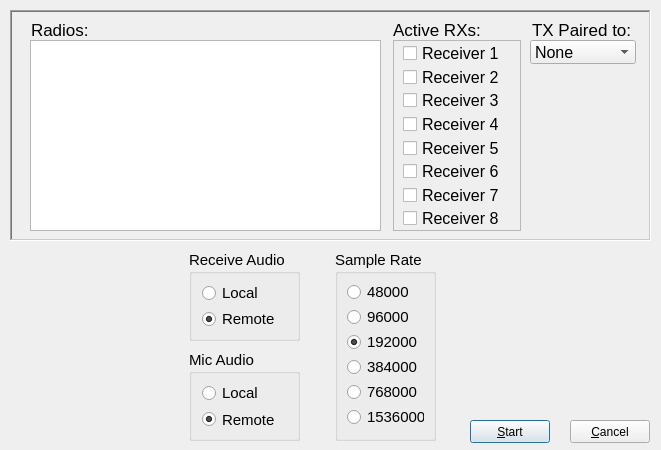
Above: QtRadio/radiosdialog.ui from kd0oss/QtRadioNG before the change. Below: the same form after it.
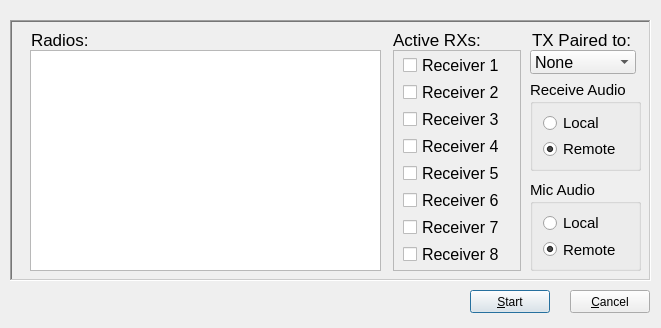
That is the form after the change.

Commit message: Added support for HackRf One and FlexRadio models. Added plugin support for M17 digital voice.

What changed in the file:
```diff
--- a/QtRadio/radiosdialog.ui
+++ b/QtRadio/radiosdialog.ui
@@ -7,19 +7,19 @@
     <x>0</x>
     <y>0</y>
     <width>661</width>
-    <height>450</height>
+    <height>328</height>
    </rect>
   </property>
   <property name="minimumSize">
    <size>
     <width>661</width>
-    <height>450</height>
+    <height>328</height>
    </size>
   </property>
   <property name="maximumSize">
    <size>
     <width>661</width>
-    <height>450</height>
+    <height>328</height>
    </size>
   </property>
   <property name="windowTitle">
@@ -29,7 +29,7 @@
    <property name="geometry">
     <rect>
      <x>470</x>
-     <y>420</y>
+     <y>290</y>
      <width>80</width>
      <height>23</height>
     </rect>
@@ -42,7 +42,7 @@
    <property name="geometry">
     <rect>
      <x>570</x>
-     <y>420</y>
+     <y>290</y>
      <width>80</width>
      <height>23</height>
     </rect>
@@ -51,190 +51,13 @@
     <string>&amp;Cancel</string>
    </property>
   </widget>
-  <widget class="QGroupBox" name="groupBox_2">
-   <property name="geometry">
-    <rect>
-     <x>189</x>
-     <y>250</y>
-     <width>111</width>
-     <height>91</height>
-    </rect>
-   </property>
-   <property name="font">
-    <font>
-     <pointsize>11</pointsize>
-    </font>
-   </property>
-   <property name="title">
-    <string>Receive Audio</string>
-   </property>
-   <layout class="QVBoxLayout" name="verticalLayout_2">
-    <property name="leftMargin">
-     <number>10</number>
-    </property>
-    <item>
-     <widget class="QRadioButton" name="radioAudioLocalChk">
-      <property name="font">
-       <font>
-        <pointsize>11</pointsize>
-       </font>
-      </property>
-      <property name="text">
-       <string>Local</string>
-      </property>
-     </widget>
-    </item>
-    <item>
-     <widget class="QRadioButton" name="radioAudioRemoteChk">
-      <property name="font">
-       <font>
-        <pointsize>11</pointsize>
-       </font>
-      </property>
-      <property name="text">
-       <string>Remote</string>
-      </property>
-      <property name="checked">
-       <bool>true</bool>
-      </property>
-     </widget>
-    </item>
-   </layout>
-  </widget>
-  <widget class="QGroupBox" name="groupBox_3">
-   <property name="geometry">
-    <rect>
-     <x>189</x>
-     <y>350</y>
-     <width>111</width>
-     <height>91</height>
-    </rect>
-   </property>
-   <property name="font">
-    <font>
-     <pointsize>11</pointsize>
-    </font>
-   </property>
-   <property name="title">
-    <string>Mic Audio</string>
-   </property>
-   <layout class="QVBoxLayout" name="verticalLayout_3">
-    <property name="spacing">
-     <number>7</number>
-    </property>
-    <property name="leftMargin">
-     <number>10</number>
-    </property>
-    <item>
-     <widget class="QRadioButton" name="radioMicLocalChk">
-      <property name="font">
-       <font>
-        <pointsize>11</pointsize>
-       </font>
-      </property>
-      <property name="text">
-       <string>Local</string>
-      </property>
-     </widget>
-    </item>
-    <item>
-     <widget class="QRadioButton" name="radioMicRemoteChk">
-      <property name="font">
-       <font>
-        <pointsize>11</pointsize>
-       </font>
-      </property>
-      <property name="text">
-       <string>Remote</string>
-      </property>
-      <property name="checked">
-       <bool>true</bool>
-      </property>
-     </widget>
-    </item>
-   </layout>
-  </widget>
-  <widget class="QGroupBox" name="groupBox_4">
-   <property name="geometry">
-    <rect>
-     <x>335</x>
-     <y>250</y>
-     <width>101</width>
-     <height>191</height>
-    </rect>
-   </property>
-   <property name="font">
-    <font>
-     <pointsize>11</pointsize>
-    </font>
-   </property>
-   <property name="title">
-    <string>Sample Rate</string>
-   </property>
-   <layout class="QVBoxLayout" name="verticalLayout_4">
-    <property name="spacing">
-     <number>0</number>
-    </property>
-    <property name="topMargin">
-     <number>5</number>
-    </property>
-    <property name="bottomMargin">
-     <number>5</number>
-    </property>
-    <item>
-     <widget class="QRadioButton" name="radio48000Chk">
-      <property name="text">
-       <string>48000</string>
-      </property>
-     </widget>
-    </item>
-    <item>
-     <widget class="QRadioButton" name="radio96000Chk">
-      <property name="text">
-       <string>96000</string>
-      </property>
-     </widget>
-    </item>
-    <item>
-     <widget class="QRadioButton" name="radio192000Chk">
-      <property name="text">
-       <string>192000</string>
-      </property>
-      <property name="checked">
-       <bool>true</bool>
-      </property>
-     </widget>
-    </item>
-    <item>
-     <widget class="QRadioButton" name="radio384000Chk">
-      <property name="text">
-       <string>384000</string>
-      </property>
-     </widget>
-    </item>
-    <item>
-     <widget class="QRadioButton" name="radio768000Chk">
-      <property name="text">
-       <string>768000</string>
-      </property>
-     </widget>
-    </item>
-    <item>
-     <widget class="QRadioButton" name="radio1536000Chk">
-      <property name="text">
-       <string>1536000</string>
-      </property>
-     </widget>
-    </item>
-   </layout>
-  </widget>
   <widget class="QFrame" name="frame">
    <property name="geometry">
     <rect>
      <x>10</x>
-     <y>10</y>
+     <y>20</y>
      <width>641</width>
-     <height>231</height>
+     <height>261</height>
     </rect>
    </property>
    <property name="frameShape">
@@ -249,7 +72,7 @@
       <x>20</x>
       <y>30</y>
       <width>351</width>
-      <height>191</height>
+      <height>221</height>
      </rect>
     </property>
     <property name="editTriggers">
@@ -286,7 +109,7 @@
       <x>383</x>
       <y>30</y>
       <width>128</width>
-      <height>191</height>
+      <height>221</height>
      </rect>
     </property>
     <property name="frameShape">
@@ -473,6 +296,109 @@
      <string>TX Paired to:</string>
     </property>
    </widget>
+   <widget class="QGroupBox" name="groupBox_2">
+    <property name="geometry">
+     <rect>
+      <x>520</x>
+      <y>60</y>
+      <width>111</width>
+      <height>91</height>
+     </rect>
+    </property>
+    <property name="font">
+     <font>
+      <pointsize>11</pointsize>
+     </font>
+    </property>
+    <property name="title">
+     <string>Receive Audio</string>
+    </property>
+    <layout class="QVBoxLayout" name="verticalLayout_2">
+     <property name="leftMargin">
+      <number>10</number>
+     </property>
+     <item>
+      <widget class="QRadioButton" name="radioAudioLocalChk">
+       <property name="font">
+        <font>
+         <pointsize>11</pointsize>
+        </font>
+       </property>
+       <property name="text">
+        <string>Local</string>
+       </property>
+      </widget>
+     </item>
+     <item>
+      <widget class="QRadioButton" name="radioAudioRemoteChk">
+       <property name="font">
+        <font>
+         <pointsize>11</pointsize>
+        </font>
+       </property>
+       <property name="text">
+        <string>Remote</string>
+       </property>
+       <property name="checked">
+        <bool>true</bool>
+       </property>
+      </widget>
+     </item>
+    </layout>
+   </widget>
+   <widget class="QGroupBox" name="groupBox_3">
+    <property name="geometry">
+     <rect>
+      <x>520</x>
+      <y>160</y>
+      <width>111</width>
+      <height>91</height>
+     </rect>
+    </property>
+    <property name="font">
+     <font>
+      <pointsize>11</pointsize>
+     </font>
+    </property>
+    <property name="title">
+     <string>Mic Audio</string>
+    </property>
+    <layout class="QVBoxLayout" name="verticalLayout_3">
+     <property name="spacing">
+      <number>7</number>
+     </property>
+     <property name="leftMargin">
+      <number>10</number>
+     </property>
+     <item>
+      <widget class="QRadioButton" name="radioMicLocalChk">
+       <property name="font">
+        <font>
+         <pointsize>11</pointsize>
+        </font>
+       </property>
+       <property name="text">
+        <string>Local</string>
+       </property>
+      </widget>
+     </item>
+     <item>
+      <widget class="QRadioButton" name="radioMicRemoteChk">
+       <property name="font">
+        <font>
+         <pointsize>11</pointsize>
+        </font>
+       </property>
+       <property name="text">
+        <string>Remote</string>
+       </property>
+       <property name="checked">
+        <bool>true</bool>
+       </property>
+      </widget>
+     </item>
+    </layout>
+   </widget>
   </widget>
  </widget>
  <resources/>
```
Left out of the diff: 10 changed lines with no effect on the pictures. The commit also changes 183 other files.
